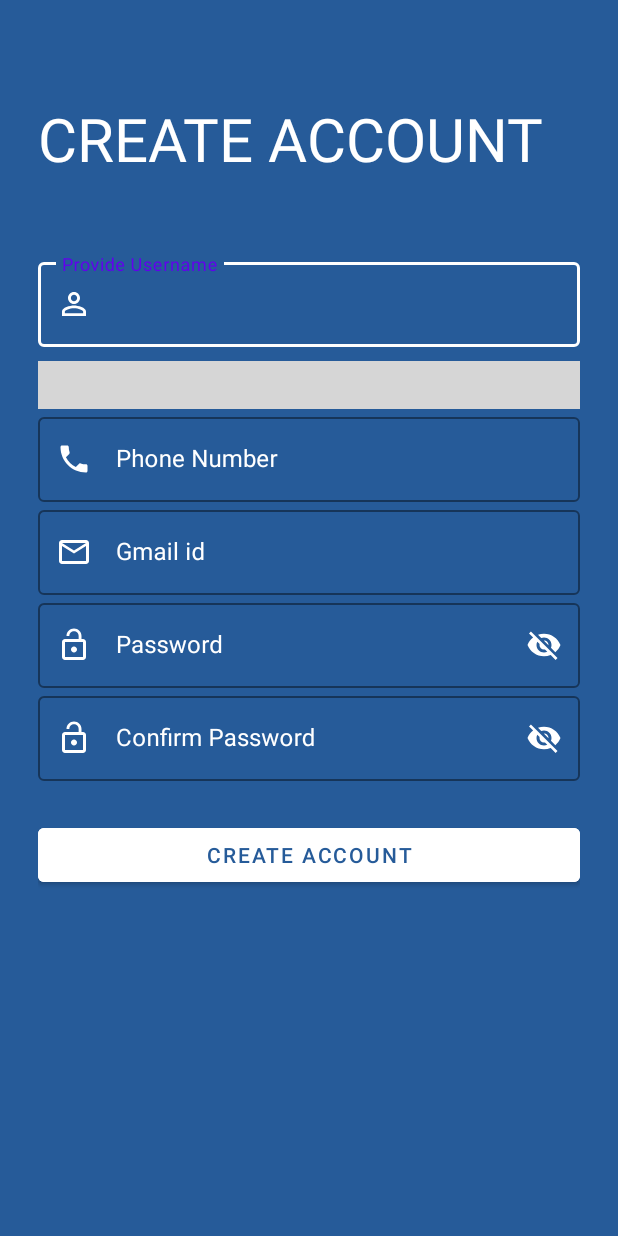
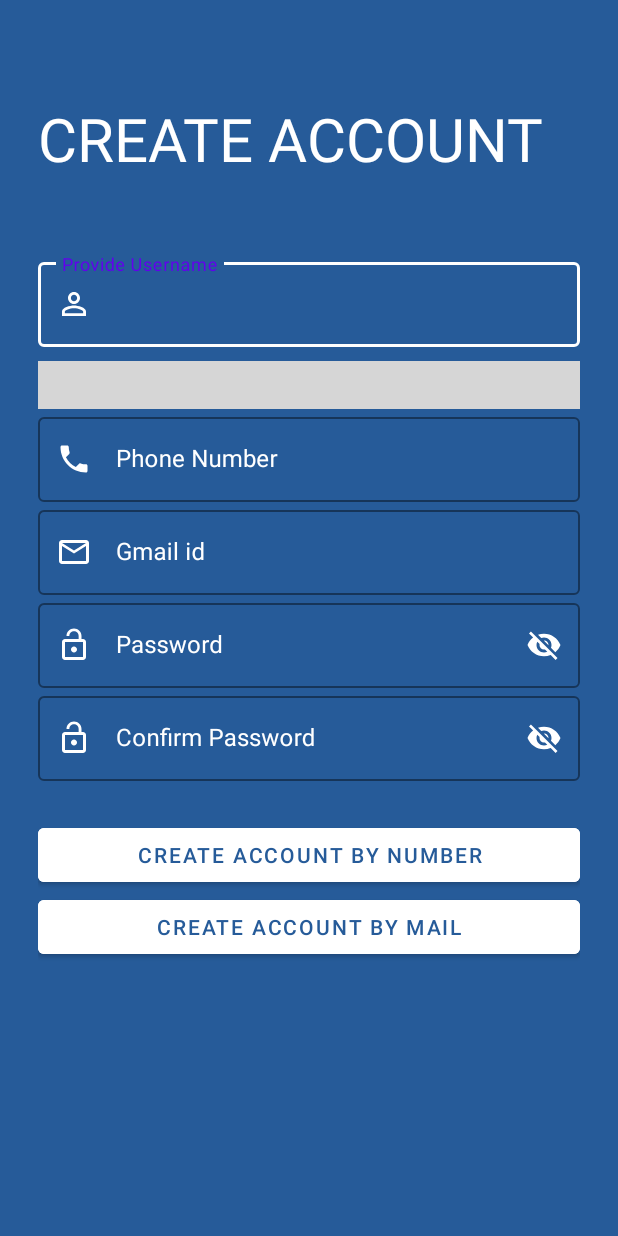
Before and after one commit to Hemantlodha/Database_Management_App, an Android app: the create_acc screen opened directly, with no data from a screen before it, on a phone screen of 412 x 824 dp. Run offline under Robolectric (Android 15) with nearby library versions, the phone set to English and light mode, and no system bars; our stand-ins replace Firebase (no records; nobody signed in at launch, a user with empty details on screens opened directly); plain views replace CountryCodePicker; Roboto replaces fonts that are not available here; grey boxes are pictures that could not be loaded.

Commit message:
First Project on github

```diff
--- a/app/build.gradle
+++ b/app/build.gradle
@@ -40,10 +40,11 @@ dependencies {
     implementation 'androidx.lifecycle:lifecycle-livedata-ktx:2.4.1'
     implementation 'androidx.lifecycle:lifecycle-viewmodel-ktx:2.4.1'
     implementation 'com.hbb20:ccp:2.5.0'
-    implementation 'com.google.firebase:firebase-database:20.0.4'
-    implementation 'com.google.firebase:firebase-auth:21.0.3'
+    implementation 'com.google.firebase:firebase-database:19.3.2'
+    implementation 'com.google.firebase:firebase-auth:19.3.2'
     implementation platform('com.google.firebase:firebase-bom:32.1.1')
     implementation 'com.squareup.picasso:picasso:2.8'
+    implementation "androidx.browser:browser:1.2.0"
     testImplementation 'junit:junit:4.13.2'
     androidTestImplementation 'androidx.test.ext:junit:1.1.4'
     androidTestImplementation 'androidx.test.espresso:espresso-core:3.5.0'
--- a/app/src/main/res/layout/activity_create_acc.xml
+++ b/app/src/main/res/layout/activity_create_acc.xml
@@ -157,17 +157,47 @@
                 android:textColor="@color/white" />
         </com.google.android.material.textfield.TextInputLayout>
     </LinearLayout>
-
+   <FrameLayout
+       android:layout_width="match_parent"
+       android:layout_height="wrap_content">
     <Button
         android:id="@+id/button8"
         android:layout_width="match_parent"
         android:layout_height="wrap_content"
         android:backgroundTint="@color/white"
-        android:text="Create Account"
+        android:text="Create Account by number"
         android:layout_marginTop="25dp"
         android:textColor="@color/apptheme"
         app:layout_constraintTop_toBottomOf="@+id/linearLayout"
         tools:layout_editor_absoluteX="25dp" />
+       <ProgressBar
+           android:id="@+id/progress"
+           android:layout_width="30dp"
+           android:layout_height="30dp"
+           android:layout_gravity="center"
+           android:progressBackgroundTint="@color/white"
+           android:visibility="gone"/>
+   </FrameLayout>
+            <FrameLayout
+                android:layout_width="match_parent"
+                android:layout_height="wrap_content">
+                <Button
+                    android:id="@+id/button11"
+                    android:layout_width="match_parent"
+                    android:layout_height="wrap_content"
+                    android:backgroundTint="@color/white"
+                    android:text="Create Account by mail"
+                    android:textColor="@color/apptheme"
+                    app:layout_constraintTop_toBottomOf="@+id/linearLayout"
+                    tools:layout_editor_absoluteX="25dp" />
+                <ProgressBar
+                    android:id="@+id/progress1"
+                    android:layout_width="30dp"
+                    android:layout_height="30dp"
+                    android:layout_gravity="center"
+                    android:progressBackgroundTint="@color/white"
+                    android:visibility="gone"/>
+            </FrameLayout>
         </LinearLayout>
     </ScrollView>
 </androidx.constraintlayout.widget.ConstraintLayout>
```
Also changed, not shown: app/src/main/java/com/hemant/university_database/create_acc.java (+76 -26 lines), app/src/main/java/com/hemant/university_database/otp.java (+79 -1 lines), app/src/main/res/layout/activity_otp.xml (+12 -20 lines).
